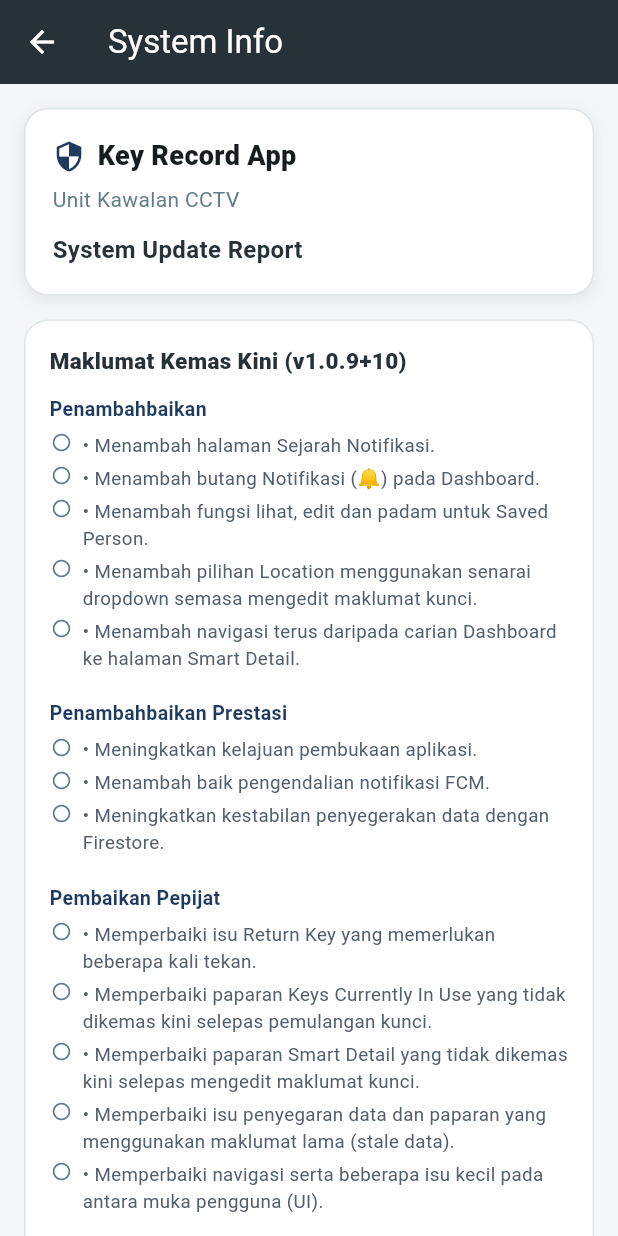
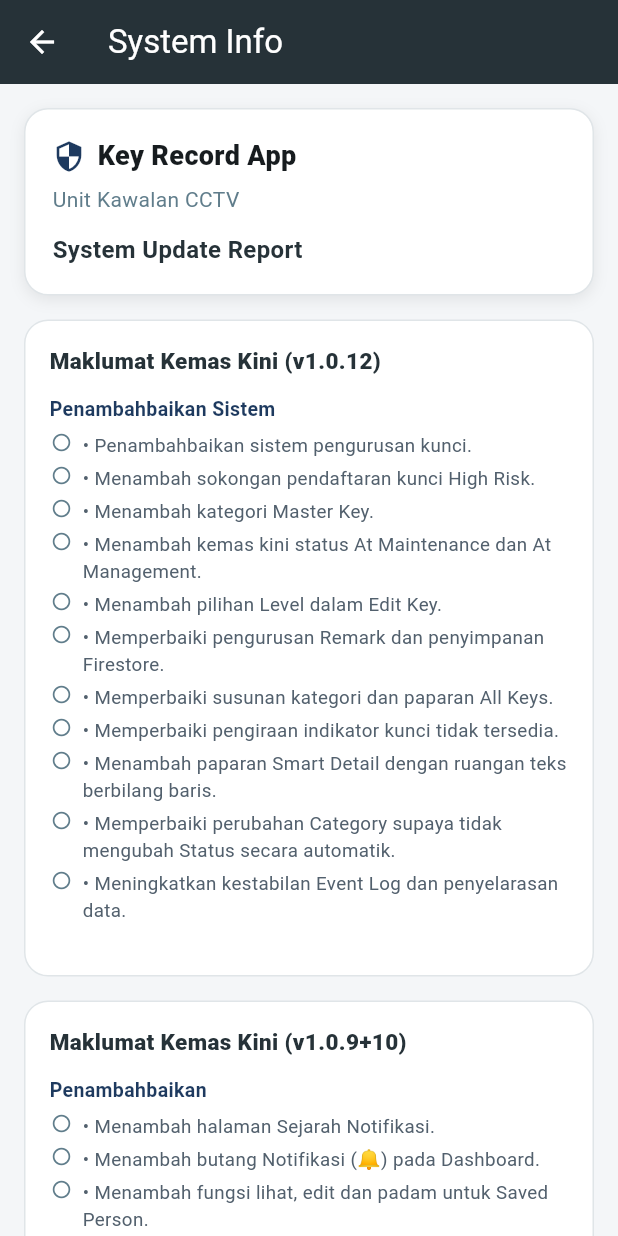
Before and after one commit to Diey-Fajri/key-record, a Flutter app: the SystemInfoScreen screen opened directly, on a phone screen of 412 x 824 dp. Run offline on Flutter 3.47's test engine with Material 3 defaults, Android fonts, the phone set to English and light mode, and no system bars; our stand-ins replace cloud_firestore, dio, firebase_auth, firebase_core, firebase_messaging, firebase_storage and 4 more; missing offline and left inert: excel, public_file_saver; accounts and stored records are empty.

Commit message:
update version

```diff
--- a/lib/screen/settings/about_screen.dart
+++ b/lib/screen/settings/about_screen.dart
@@ -148,7 +148,7 @@ class AboutScreen extends StatelessWidget {
           const SizedBox(height: 12),
           _infoRow('App Name', 'Key Record SSC'),
           _infoRow('Department', 'Unit Kawalan CCTV'),
-          _infoRow('Version', '1.0.9+10'),
+          _infoRow('Version', '1.0.12+13'),
           _infoRow('Platform', 'Android / Windows'),
           _infoRow('Developer', 'Fajri (S17380)'),
         ],
--- a/lib/screen/settings/system_info_screen.dart
+++ b/lib/screen/settings/system_info_screen.dart
@@ -19,6 +19,28 @@ class SystemInfoScreen extends StatelessWidget {
             crossAxisAlignment: CrossAxisAlignment.start,
             children: [
               _buildHeaderCard(),
+              const SizedBox(height: 16),
+              _buildSectionCard(
+                title: 'Maklumat Kemas Kini (v1.0.12)',
+                content: const [
+                  _BulletSection(
+                    heading: 'Penambahbaikan Sistem',
+                    items: [
+                      '• Penambahbaikan sistem pengurusan kunci.',
+                      '• Menambah sokongan pendaftaran kunci High Risk.',
+                      '• Menambah kategori Master Key.',
+                      '• Menambah kemas kini status At Maintenance dan At Management.',
+                      '• Menambah pilihan Level dalam Edit Key.',
+                      '• Memperbaiki pengurusan Remark dan penyimpanan Firestore.',
+                      '• Memperbaiki susunan kategori dan paparan All Keys.',
+                      '• Memperbaiki pengiraan indikator kunci tidak tersedia.',
+                      '• Menambah paparan Smart Detail dengan ruangan teks berbilang baris.',
+                      '• Memperbaiki perubahan Category supaya tidak mengubah Status secara automatik.',
+                      '• Meningkatkan kestabilan Event Log dan penyelarasan data.',
+                    ],
+                  ),
+                ],
+              ),
               const SizedBox(height: 16),
               _buildSectionCard(
                 title: 'Maklumat Kemas Kini (v1.0.9+10)',
--- a/pubspec.yaml
+++ b/pubspec.yaml
@@ -16,7 +16,7 @@ publish_to: 'none' # Remove this line if you wish to publish to pub.dev
 # https://developer.apple.com/library/archive/documentation/General/Reference/InfoPlistKeyReference/Articles/CoreFoundationKeys.html
 # In Windows, build-name is used as the major, minor, and patch parts
 # of the product and file versions while build-number is used as the build suffix.
-version: 1.0.11+12
+version: 1.0.12+13
 
 environment:
   sdk: ^3.12.2
```
